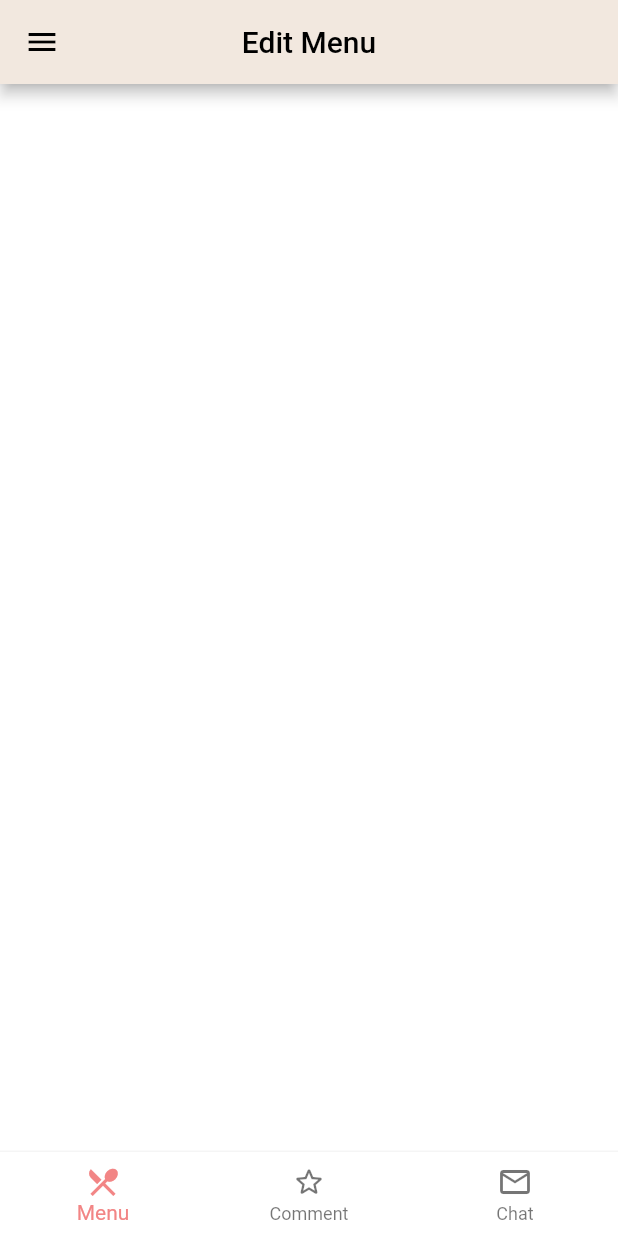
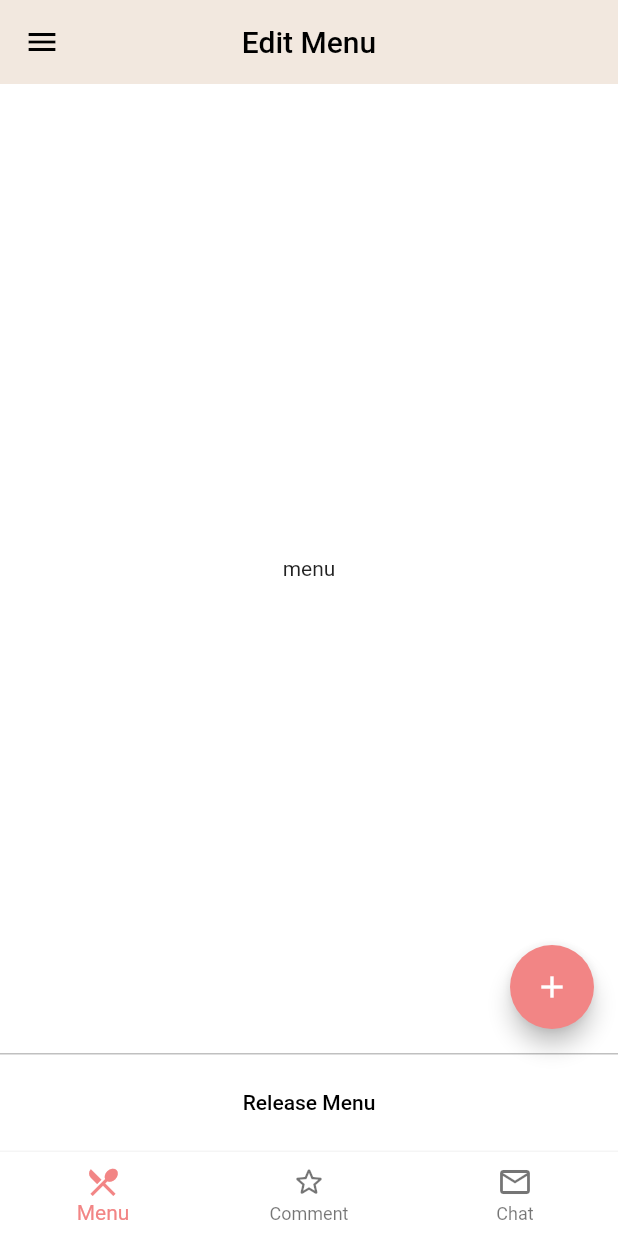
Before and after one commit to foodfyi/foodfyi_frontend, a Flutter app: the screen it shows after launch, on a phone screen of 412 x 824 dp. Run offline on Flutter 3.47's test engine with Material 2 defaults, Android fonts, the phone set to English and light mode, and no system bars; our stand-ins replace flutter_svg.

Commit message:
add edit menu (#4)

```diff
--- a/lib/constants.dart
+++ b/lib/constants.dart
@@ -1,4 +1,5 @@
 import 'package:flutter/material.dart';
+import 'package:foodfyi/models/dish.dart';
 
 const pinkColor = Color(0xFFF2C6C2);
 const pinkLightColor = Color(0xFFF2E8DF);
@@ -26,3 +27,13 @@ const double imgWidth = 80.0;
 const double imgHeight = 80.0;
 
 const double dividerThickness = 1.5;
+
+// maximum load size per page
+const int menuLoadSize = 15;
+
+// Mock Data
+final mockDishes = <Dish>[
+  Dish(id: 0, name: 'Burger & Soda', price: 8, rating: 5.0),
+  Dish(id: 1, name: 'Hotdog', price: 6, rating: 5.0),
+  Dish(id: 2, name: 'Sushi', price: 6, rating: 5.0),
+];
--- /dev/null
+++ b/lib/models/dish.dart
@@ -0,0 +1,35 @@
+import 'package:json_annotation/json_annotation.dart';
+
+part 'dish.g.dart';
+
+@JsonSerializable()
+class Dish {
+  int id;
+  String name;
+  double price;
+
+  double? rating;
+
+  @JsonKey(defaultValue: [])
+  List<String>? imgUrl;
+
+  @JsonKey(defaultValue: [])
+  List<int>? allergyNoteIds;
+
+  @JsonKey(defaultValue: [])
+  List<int>? flavorIds;
+
+  Dish({
+    required this.id,
+    required this.name,
+    required this.price,
+    this.rating,
+    this.imgUrl,
+    this.allergyNoteIds,
+    this.flavorIds,
+  });
+
+  factory Dish.fromJson(Map<String, dynamic> json) => _$DishFromJson(json);
+
+  Map<String, dynamic> toJson() => _$DishToJson(this);
+}
--- a/lib/pages/menu/main.dart
+++ b/lib/pages/menu/main.dart
@@ -1,5 +1,6 @@
 import 'package:flutter/material.dart';
 import 'package:foodfyi/constants.dart';
+import 'package:foodfyi/pages/menu/menu_list.dart';
 import 'package:foodfyi/pages/utils/drawer.dart';
 
 class MenuMain extends StatefulWidget {
@@ -48,14 +49,27 @@ class _MenuMainState extends State<MenuMain> {
     const Text('Chat List'),
   ];
 
+  static const List<Widget> _widgetOptions = <Widget>[
+    MenuList(),
+    // TODO replace with comments widget
+    Text('Comments'),
+    // TODO replace with chat widget
+    Text('Chat List'),
+  ];
+
   @override
   Widget build(BuildContext context) {
     return Scaffold(
       appBar: AppBar(
         title: _appBarOptions[_selectedIndex],
         centerTitle: true,
+        elevation: 0,
       ),
       drawer: const CommonDrawer(),
+      body: IndexedStack(
+        index: _selectedIndex,
+        children: _widgetOptions,
+      ),
       bottomNavigationBar: Container(
         decoration: const BoxDecoration(
           color: Colors.white,
--- /dev/null
+++ b/lib/pages/menu/menu_list.dart
@@ -0,0 +1,57 @@
+import 'package:flutter/material.dart';
+import 'package:foodfyi/constants.dart';
+import 'package:foodfyi/models/dish.dart';
+
+class MenuList extends StatefulWidget {
+  const MenuList({super.key});
+
+  @override
+  State<MenuList> createState() => _MenuListState();
+}
+
+class _MenuListState extends State<MenuList> {
+  static final Dish loadingTag = Dish(id: -1, name: 'loading', price: -1);
+  var _dishes = <Dish>[loadingTag];
+  String searchString = "";
+
+  @override
+  void initState() {
+    super.initState();
+    // TODO: initial data
+    setState(() {
+      _dishes.insertAll(_dishes.length - 1, mockDishes);
+    });
+  }
+
+  @override
+  void setState(fn) {
+    if (mounted) {
+      super.setState(fn);
+    }
+  }
+
+  @override
+  Widget build(BuildContext context) {
+    return Scaffold(
+      body: Center(
+        child: Text('menu'),
+      ),
+      persistentFooterButtons: [
+        Center(
+          child: TextButton(
+            onPressed: () => {},
+            child: Text("Release Menu"),
+          ),
+        ),
+      ],
+      floatingActionButton: FloatingActionButton(
+        onPressed: () => setState(() => {}),
+        tooltip: 'Add Dish',
+        backgroundColor: pinkHeavyColor,
+        child: const Icon(
+          Icons.add,
+        ),
+      ),
+    );
+  }
+}
```
Also changed, not shown: lib/models/allergy.dart (added, +19 -0 lines), lib/models/flavor.dart (added, +18 -0 lines), lib/pages/menu/menu_add.dart (added, +16 -0 lines), lib/models/allergy.g.dart (added), lib/models/dish.g.dart (added), lib/models/flavor.g.dart (added).
